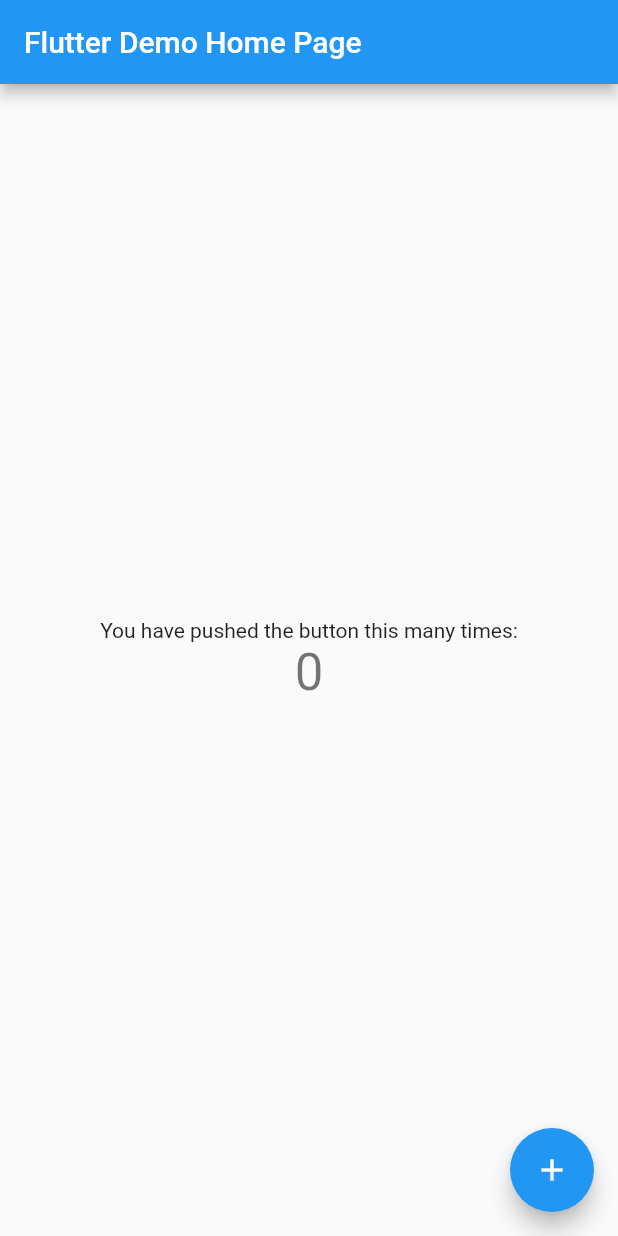
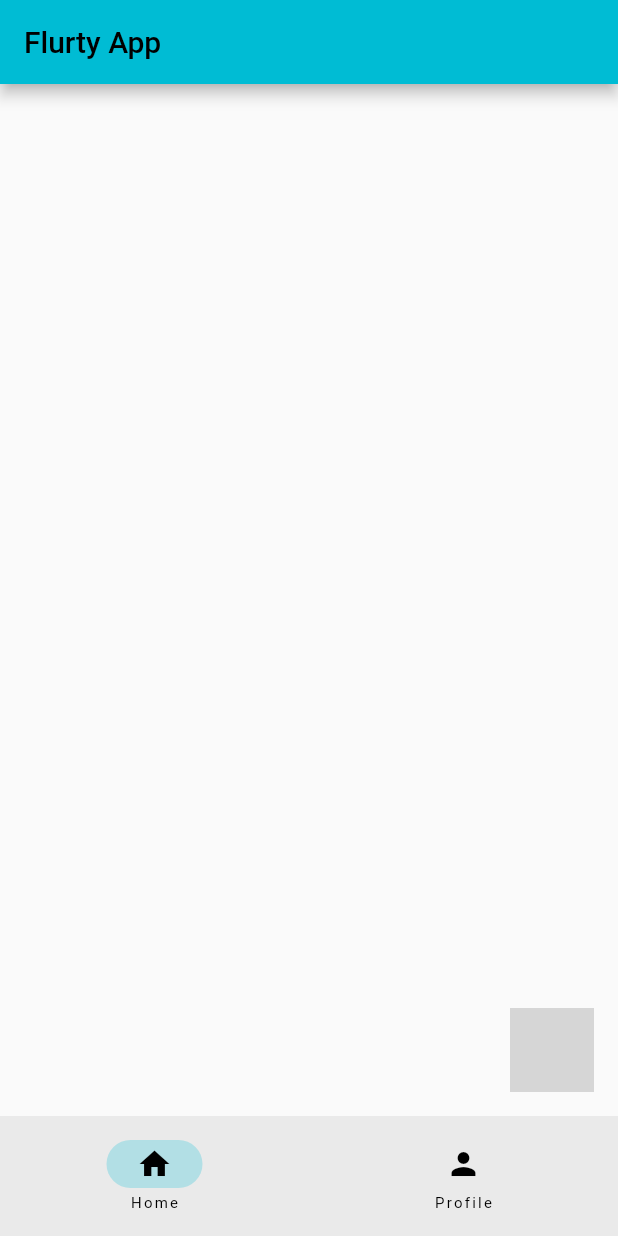
Before and after one commit to unimafy/flurty, a Flutter app: the screen it shows after launch, on a phone screen of 412 x 824 dp. Run offline on Flutter 3.47's test engine with Material 2 defaults, Android fonts, the light colour scheme and no system bars; statements that could not run were skipped; grey boxes are pictures that could not be loaded.

Commit message:
add bottom navigation

```diff
--- a/lib/main.dart
+++ b/lib/main.dart
@@ -1,115 +1,56 @@
 import 'package:flutter/material.dart';
 
 void main() {
-  runApp(const MyApp());
+  runApp(const FlurtyApp());
 }
 
-class MyApp extends StatelessWidget {
-  const MyApp({super.key});
+class FlurtyApp extends StatelessWidget {
+  const FlurtyApp({Key? key}) : super(key: key);
 
-  // This widget is the root of your application.
   @override
   Widget build(BuildContext context) {
     return MaterialApp(
-      title: 'Flutter Demo',
-      theme: ThemeData(
-        // This is the theme of your application.
-        //
-        // Try running your application with "flutter run". You'll see the
-        // application has a blue toolbar. Then, without quitting the app, try
-        // changing the primarySwatch below to Colors.green and then invoke
-        // "hot reload" (press "r" in the console where you ran "flutter run",
-        // or simply save your changes to "hot reload" in a Flutter IDE).
-        // Notice that the counter didn't reset back to zero; the application
-        // is not restarted.
-        primarySwatch: Colors.blue,
-      ),
-      home: const MyHomePage(title: 'Flutter Demo Home Page'),
+      debugShowCheckedModeBanner: false,
+      theme: ThemeData(primarySwatch: Colors.cyan),
+      home: const RootPage(),
     );
   }
 }
 
-class MyHomePage extends StatefulWidget {
-  const MyHomePage({super.key, required this.title});
-
-  // This widget is the home page of your application. It is stateful, meaning
-  // that it has a State object (defined below) that contains fields that affect
-  // how it looks.
-
-  // This class is the configuration for the state. It holds the values (in this
-  // case the title) provided by the parent (in this case the App widget) and
-  // used by the build method of the State. Fields in a Widget subclass are
-  // always marked "final".
-
-  final String title;
+class RootPage extends StatefulWidget {
+  const RootPage({Key? key}) : super(key: key);
 
   @override
-  State<MyHomePage> createState() => _MyHomePageState();
+  State<RootPage> createState() => _RootPageState();
 }
 
-class _MyHomePageState extends State<MyHomePage> {
-  int _counter = 0;
-
-  void _incrementCounter() {
-    setState(() {
-      // This call to setState tells the Flutter framework that something has
-      // changed in this State, which causes it to rerun the build method below
-      // so that the display can reflect the updated values. If we changed
-      // _counter without calling setState(), then the build method would not be
-      // called again, and so nothing would appear to happen.
-      _counter++;
-    });
-  }
+class _RootPageState extends State<RootPage> {
+  int currentPage = 0;
 
   @override
   Widget build(BuildContext context) {
-    // This method is rerun every time setState is called, for instance as done
-    // by the _incrementCounter method above.
-    //
-    // The Flutter framework has been optimized to make rerunning build methods
-    // fast, so that you can just rebuild anything that needs updating rather
-    // than having to individually change instances of widgets.
     return Scaffold(
       appBar: AppBar(
-        // Here we take the value from the MyHomePage object that was created by
-        // the App.build method, and use it to set our appbar title.
-        title: Text(widget.title),
-      ),
-      body: Center(
-        // Center is a layout widget. It takes a single child and positions it
-        // in the middle of the parent.
-        child: Column(
-          // Column is also a layout widget. It takes a list of children and
-          // arranges them vertically. By default, it sizes itself to fit its
-          // children horizontally, and tries to be as tall as its parent.
-          //
-          // Invoke "debug painting" (press "p" in the console, choose the
-          // "Toggle Debug Paint" action from the Flutter Inspector in Android
-          // Studio, or the "Toggle Debug Paint" command in Visual Studio Code)
-          // to see the wireframe for each widget.
-          //
-          // Column has various properties to control how it sizes itself and
-          // how it positions its children. Here we use mainAxisAlignment to
-          // center the children vertically; the main axis here is the vertical
-          // axis because Columns are vertical (the cross axis would be
-          // horizontal).
-          mainAxisAlignment: MainAxisAlignment.center,
-          children: <Widget>[
-            const Text(
-              'You have pushed the button this many times:',
-            ),
-            Text(
-              '$_counter',
-              style: Theme.of(context).textTheme.headline4,
-            ),
-          ],
-        ),
+        title: const Text("Flurty App"),
       ),
       floatingActionButton: FloatingActionButton(
-        onPressed: _incrementCounter,
-        tooltip: 'Increment',
-        child: const Icon(Icons.add),
-      ), // This trailing comma makes auto-formatting nicer for build methods.
+        onPressed: () {
+          currentPage++;
+        },
+        child: const Icon(Icons.add),g
+      ),
+      bottomNavigationBar: NavigationBar(
+        destinations: const [
+          NavigationDestination(icon: Icon(Icons.home), label: 'Home'),
+          NavigationDestination(icon: Icon(Icons.person), label: 'Profile'),
+        ],
+        onDestinationSelected: (int index) {
+          setState(() {
+            currentPage = index;
+          });
+        },
+        selectedIndex: currentPage,
+      ),
     );
   }
 }
```
